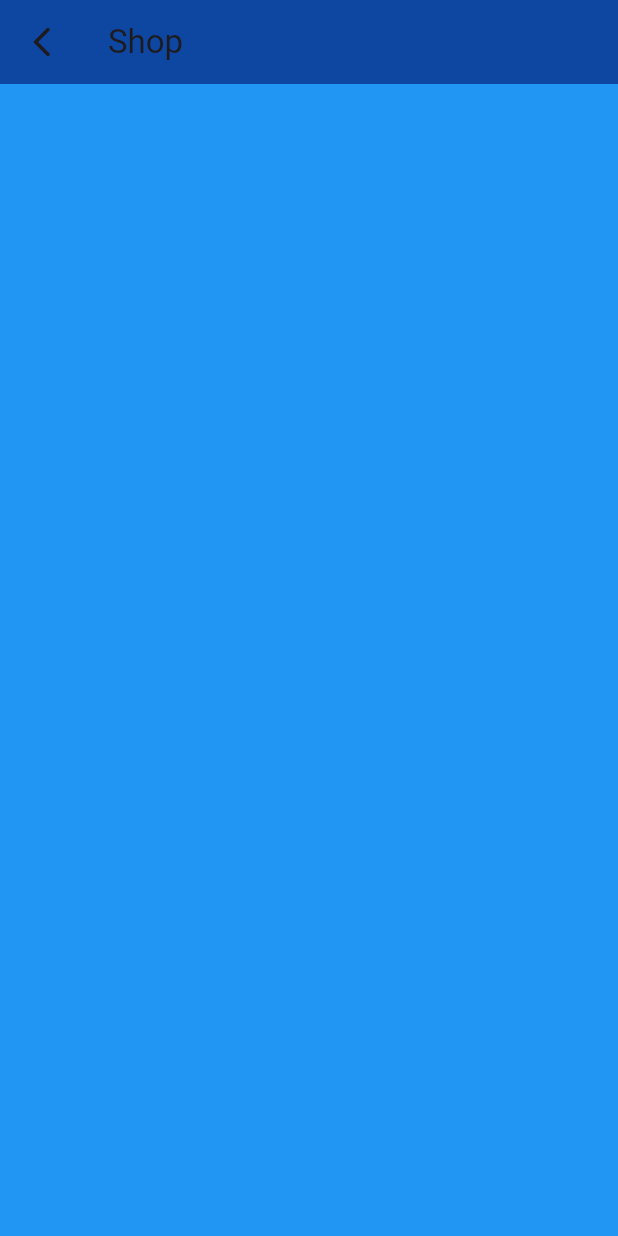
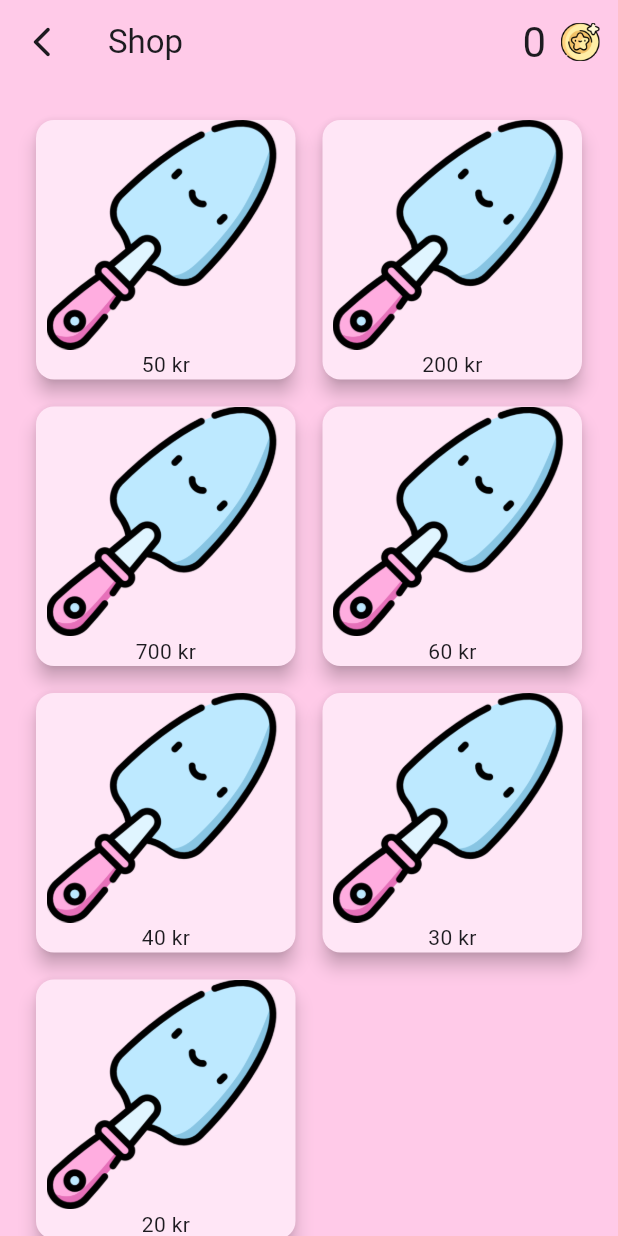
Before and after one commit to LindrothLinus/PicYoureFlower-Original-version, a Flutter app: the Shop screen opened directly, on a phone screen of 412 x 824 dp. Run offline on Flutter 3.47's test engine with Material 3 defaults, Android fonts, the phone set to English and light mode, and no system bars.

Commit message:
påbörjat shop-layout

```diff
--- /dev/null
+++ b/frontend/lib/items/buyable_item_creator.dart
@@ -0,0 +1,7 @@
+class BuyableItemCreator {
+  int cost = 0;
+  String image = "hej";
+
+  BuyableItemCreator({required this.cost, required this.image});
+
+}
--- a/frontend/lib/resources/constants.dart
+++ b/frontend/lib/resources/constants.dart
@@ -1,3 +1,4 @@
 import 'package:flutter/material.dart';
 
 const Color mainColor = Color(0xFFFFCAE8);
+const Color blockColor = Color(0xFFFFE6F6);
--- a/frontend/lib/screens/shop.dart
+++ b/frontend/lib/screens/shop.dart
@@ -1,5 +1,12 @@
 import 'package:flutter/material.dart';
 import 'package:flutter_demo/widgets/back_btn.dart';
+import 'package:flutter_demo/widgets/coins.dart';
+import '../resources/constants.dart';
+import 'package:flutter_demo/items/buyable_item_creator.dart';
+
+const String buildmodeIconPath = "lib/resources/images/showel_icon.png"; //tills vi har riktiga ikoner
+//Alla items
+final buyableItems = [BuyableItemCreator(cost: 50, image: buildmodeIconPath), BuyableItemCreator(cost: 200, image: buildmodeIconPath), BuyableItemCreator(cost: 700, image: buildmodeIconPath), BuyableItemCreator(cost: 60, image: buildmodeIconPath), BuyableItemCreator(cost: 40, image: buildmodeIconPath), BuyableItemCreator(cost: 30, image: buildmodeIconPath), BuyableItemCreator(cost: 20, image: buildmodeIconPath)];
 
 class Shop extends StatelessWidget {
   const Shop({super.key});
@@ -9,10 +16,38 @@ class Shop extends StatelessWidget {
     return Scaffold(
         appBar: AppBar(
           title: const Text('Shop'),
-          backgroundColor: Colors.blue[900],
+          backgroundColor: mainColor,
           leading: CustomBackButton(),
+          actions: [
+            Coins(),
+          ]
         ),
-        backgroundColor: Colors.blue,
-      );
+        backgroundColor: mainColor,
+        body: GridView.builder(
+        padding: const EdgeInsets.all(20),
+        gridDelegate: const SliverGridDelegateWithFixedCrossAxisCount(
+          crossAxisCount: 2,
+          crossAxisSpacing: 10,
+          mainAxisSpacing: 10,
+        ),
+        itemCount: buyableItems.length,
+        itemBuilder: (BuildContext context, int index){
+          final item = buyableItems[index];
+          return
+            Card(
+              elevation: 5,
+              color: blockColor,
+              child: Column(
+                children: [
+                  Expanded(
+                    child: Image.asset(item.image, fit: BoxFit.contain,),
+                  ),
+                  Text(item.cost.toString() + " kr"), //Ska ändras sedan så det är kopplat till coin
+                ],
+              ),
+            );
+        },
+      ),
+    );
   }
 }
--- /dev/null
+++ b/frontend/lib/states/coins_state.dart
@@ -0,0 +1,18 @@
+//Den här klassen håller bara status för hur mycket pengar som finns, kan öka och minska det värdet
+
+class CoinsState {
+    int _counter = 0;
+
+    void increaseCounter(int value) {
+        _counter = _counter + value;
+    }
+
+    void decreaseCounter(int value) {
+         _counter = _counter - value;
+    }
+
+    int getCounterValue(){
+        return _counter;
+    }
+
+}
--- /dev/null
+++ b/frontend/lib/widgets/coins.dart
@@ -0,0 +1,29 @@
+import 'package:flutter/material.dart';
+import 'package:flutter_demo/states/coins_state.dart';
+
+const String coinsPath = "lib/resources/images/coin_icon.png";
+
+class Coins extends StatefulWidget{
+    const Coins({super.key});
+
+    @override
+    State<Coins> createState() => CoinsValue();
+}
+
+class CoinsValue extends State<Coins>{
+
+    CoinsState coinsState  = CoinsState();
+
+    @override
+    Widget build(BuildContext context) {
+        return SizedBox(
+            child: Row(
+                mainAxisSize: MainAxisSize.min,
+                children: [
+                    Text(coinsState.getCounterValue().toString(), style: Theme.of(context).textTheme.headlineMedium,),
+                    IconButton( icon: Image.asset(coinsPath, width: 28, height: 28), onPressed: (){setState((){coinsState.increaseCounter(1);});},),
+                ],
+            )
+        );
+    }
+}
--- a/frontend/pubspec.yaml
+++ b/frontend/pubspec.yaml
@@ -57,6 +57,7 @@ flutter:
     - lib/resources/images/camera_icon.png
     - lib/resources/images/cart_icon.png
     - lib/resources/images/flower_icon.png
+    - lib/resources/images/coin_icon.png
 
   # The following line ensures that the Material Icons font is
   # included with your application, so that you can use the icons in
```
Also changed, not shown: frontend/lib/resources/images/coin_icon.png (added), 1 other file.
